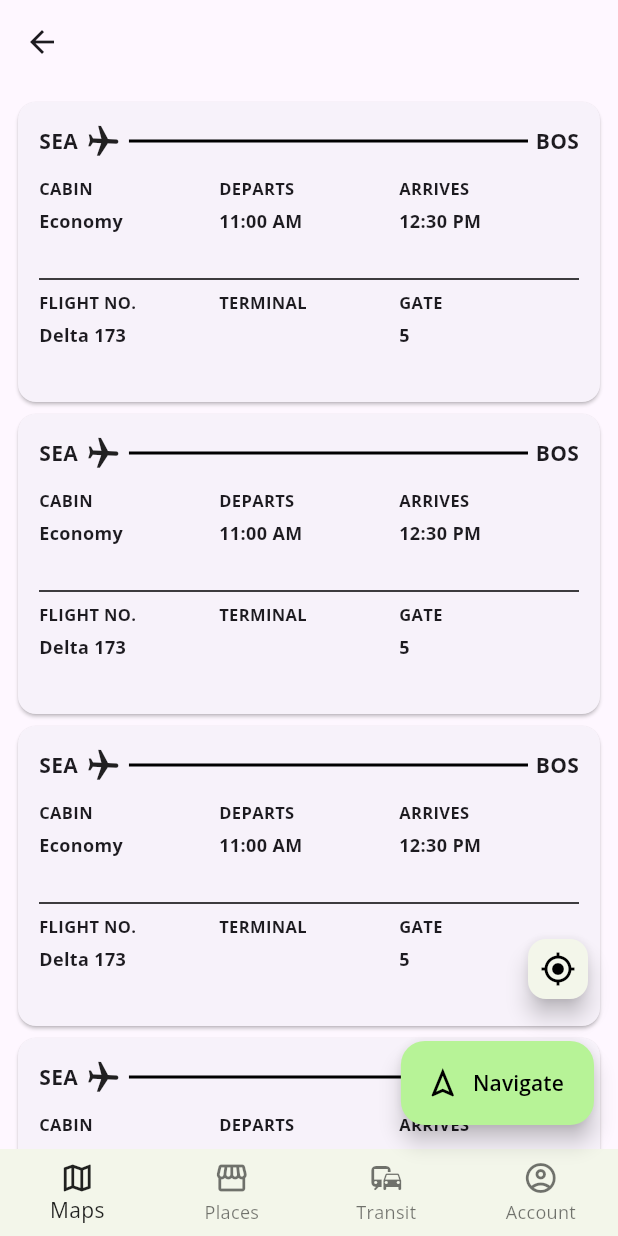
After one commit to TheDP66/flutter_material_3_demo, a Flutter app: the screen it shows after launch, after a tap on "Extended FAB", on a phone screen of 412 x 824 dp. The commit adds this screen. Run offline on Flutter 3.47's test engine with Material 2 defaults, Android fonts, the phone set to English and light mode, and no system bars; our stand-ins replace faker; missing offline and left inert: dart:ffi, moment_dart.

Commit message:
Create - extended_fab_page

```diff
--- /dev/null
+++ b/lib/pages/extended_fab_page.dart
@@ -0,0 +1,238 @@
+import 'package:flutter/material.dart';
+
+import '../constants/coloors.dart';
+
+class ExtendedFABPage extends StatefulWidget {
+  const ExtendedFABPage({super.key});
+
+  @override
+  State<ExtendedFABPage> createState() => _ExtendedFABPageState();
+}
+
+class _ExtendedFABPageState extends State<ExtendedFABPage> {
+  int currentIndex = 0;
+
+  @override
+  Widget build(BuildContext context) {
+    return Scaffold(
+      appBar: AppBar(),
+      body: const SafeArea(
+        child: SingleChildScrollView(
+          child: Padding(
+            padding: EdgeInsets.all(8),
+            child: Column(
+              children: [
+                FlightTicket(),
+                FlightTicket(),
+                FlightTicket(),
+                FlightTicket(),
+              ],
+            ),
+          ),
+        ),
+      ),
+      bottomNavigationBar: BottomNavigationBar(
+        backgroundColor: Coloors.floatinActionButtonsBgColor,
+        // type is important for implementing backgroundColor
+        type: BottomNavigationBarType.fixed,
+        elevation: 0,
+        showSelectedLabels: true,
+        onTap: (value) {
+          setState(() {
+            currentIndex = value;
+          });
+        },
+        selectedIconTheme: const IconThemeData(
+          color: Colors.black87,
+        ),
+        selectedItemColor: Colors.black87,
+        items: const [
+          BottomNavigationBarItem(
+            icon: Icon(Icons.map_outlined),
+            label: "Maps",
+          ),
+          BottomNavigationBarItem(
+            icon: Icon(Icons.storefront_outlined),
+            label: "Places",
+          ),
+          BottomNavigationBarItem(
+            icon: Icon(Icons.commute_outlined),
+            label: "Transit",
+          ),
+          BottomNavigationBarItem(
+            icon: Icon(Icons.account_circle_outlined),
+            label: "Account",
+          ),
+        ],
+      ),
+      floatingActionButton: Column(
+        crossAxisAlignment: CrossAxisAlignment.end,
+        mainAxisAlignment: MainAxisAlignment.end,
+        children: [
+          FloatingActionButton.small(
+            backgroundColor: Coloors.floatinActionButtonsBgColor,
+            onPressed: () {},
+            child: const Icon(
+              Icons.my_location,
+              color: Colors.black,
+            ),
+          ),
+          const SizedBox(height: 24),
+          FloatingActionButton.extended(
+            label: const Text(
+              "Navigate",
+              style: TextStyle(
+                color: Colors.black,
+                fontWeight: FontWeight.w600,
+              ),
+            ),
+            backgroundColor: Coloors.floatinActionButtonsPrimaryColor,
+            onPressed: () {},
+            icon: const Icon(
+              Icons.navigation_outlined,
+              color: Colors.black,
+            ),
+          ),
+        ],
+      ),
+    );
+  }
+}
+
+class FlightTicket extends StatelessWidget {
+  const FlightTicket({
+    super.key,
+  });
+
+  @override
+  Widget build(BuildContext context) {
+    return Card(
+      child: Padding(
+        padding: const EdgeInsets.all(14),
+        child: Expanded(
+          child: Column(
+            children: [
+              Row(
+                children: [
+                  const Text(
+                    "SEA",
+                    style: TextStyle(
+                      fontWeight: FontWeight.w700,
+                    ),
+                  ),
+                  const SizedBox(width: 5),
+                  Transform.rotate(
+                    angle: (45 + (45 / 2)) * -1,
+                    child: const Icon(
+                      Icons.airplanemode_on_outlined,
+                    ),
+                  ),
+                  const SizedBox(width: 5),
+                  const Expanded(
+                    child: Divider(
+                      thickness: 2,
+                      color: Colors.black,
+                    ),
+                  ),
+                  const SizedBox(width: 5),
+                  const Text(
+                    "BOS",
+                    style: TextStyle(
+                      fontWeight: FontWeight.w700,
+                    ),
+                  ),
+                ],
+              ),
+              const SizedBox(
+                height: 12,
+              ),
+              GridView.count(
+                primary: true,
+                shrinkWrap: true,
+                physics: const NeverScrollableScrollPhysics(),
+                crossAxisCount: 3,
+                childAspectRatio: 1 / .5,
+                children: const [
+                  CardDetail(
+                    title: "Cabin",
+                    description: "Economy",
+                  ),
+                  CardDetail(
+                    title: "Departs",
+                    description: "11:00 AM",
+                  ),
+                  CardDetail(
+                    title: "Arrives",
+                    description: "12:30 PM",
+                  ),
+                ],
+              ),
+              const Divider(
+                thickness: 1,
+                color: Colors.black,
+              ),
+              GridView.count(
+                primary: true,
+                shrinkWrap: true,
+                physics: const NeverScrollableScrollPhysics(),
+                crossAxisCount: 3,
+                childAspectRatio: 1 / .5,
+                children: const [
+                  CardDetail(
+                    title: "Flight No.",
+                    description: "Delta 173",
+                  ),
+                  CardDetail(
+                    title: "Terminal",
+                    description: "",
+                  ),
+                  CardDetail(
+                    title: "Gate",
+                    description: "5",
+                  ),
+                ],
+              ),
+            ],
+          ),
+        ),
+      ),
+    );
+  }
+}
+
+class CardDetail extends StatelessWidget {
+  const CardDetail({
+    super.key,
+    required this.title,
+    required this.description,
+  });
+
+  final String title;
+  final String description;
+
+  @override
+  Widget build(BuildContext context) {
+    return Column(
+      crossAxisAlignment: CrossAxisAlignment.start,
+      children: [
+        Text(
+          title.toUpperCase(),
+          style: const TextStyle(
+            fontSize: 11,
+            fontWeight: FontWeight.bold,
+          ),
+        ),
+        const SizedBox(
+          height: 5,
+        ),
+        Text(
+          description,
+          style: const TextStyle(
+            fontSize: 12,
+            fontWeight: FontWeight.bold,
+          ),
+        ),
+      ],
+    );
+  }
+}
--- a/lib/pages/home_page.dart
+++ b/lib/pages/home_page.dart
@@ -4,6 +4,7 @@ import 'package:material_widget/pages/badge_page.dart';
 import 'package:material_widget/pages/bottom_app_bar_page.dart';
 import 'package:material_widget/pages/bottom_sheets_page.dart';
 import 'package:material_widget/pages/commons_buttons_page.dart';
+import 'package:material_widget/pages/extended_fab_page.dart';
 import 'package:material_widget/pages/floating_action_buttons_page.dart';
 import 'package:material_widget/widgets/menu_item.dart';
 
@@ -88,6 +89,17 @@ class HomePage extends StatelessWidget {
                   );
                 },
               ),
+              MenuItem(
+                title: 'Extended FAB',
+                onPressed: () {
+                  Navigator.push(
+                    context,
+                    MaterialPageRoute(
+                      builder: (context) => const ExtendedFABPage(),
+                    ),
+                  );
+                },
+              ),
             ],
           ),
         ),
```
